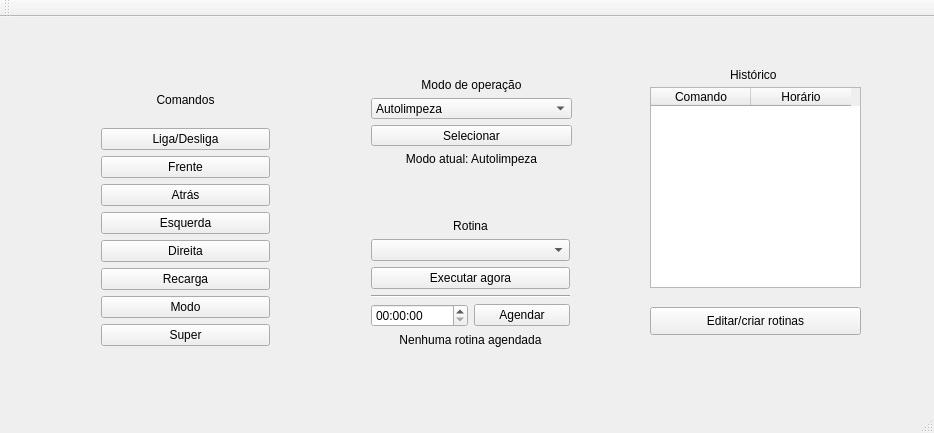
Qt form smartvacuum/mainwindow.ui (willianbrun/smartvacuum) before a commit.
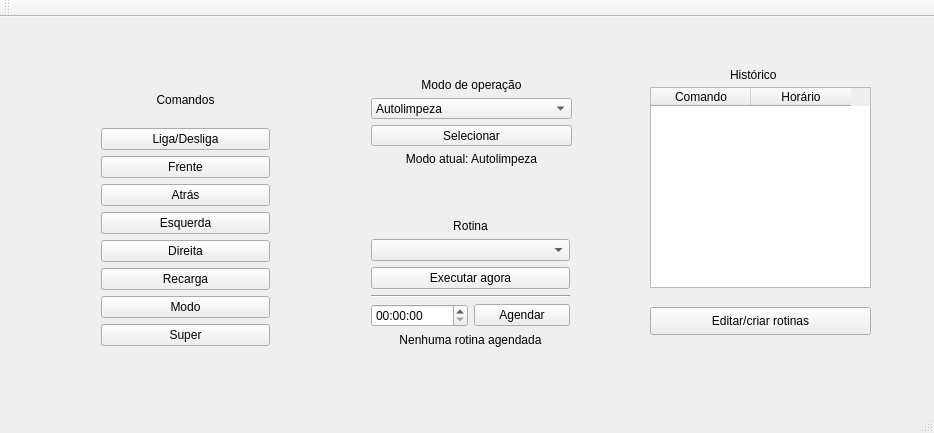
The same form after that commit.

Diff of the .ui file:
```diff
--- a/smartvacuum/mainwindow.ui
+++ b/smartvacuum/mainwindow.ui
@@ -240,7 +240,7 @@
      <rect>
       <x>650</x>
       <y>70</y>
-      <width>211</width>
+      <width>221</width>
       <height>201</height>
      </rect>
     </property>
@@ -259,6 +259,12 @@
     <property name="selectionMode">
      <enum>QAbstractItemView::NoSelection</enum>
     </property>
+    <attribute name="horizontalHeaderHighlightSections">
+     <bool>true</bool>
+    </attribute>
+    <attribute name="verticalHeaderVisible">
+     <bool>false</bool>
+    </attribute>
     <column>
      <property name="text">
       <string>Comando</string>
@@ -288,7 +294,7 @@
      <rect>
       <x>650</x>
       <y>290</y>
-      <width>211</width>
+      <width>221</width>
       <height>28</height>
      </rect>
     </property>
```
Left out of the diff: 2 changed lines with no effect on the pictures.
